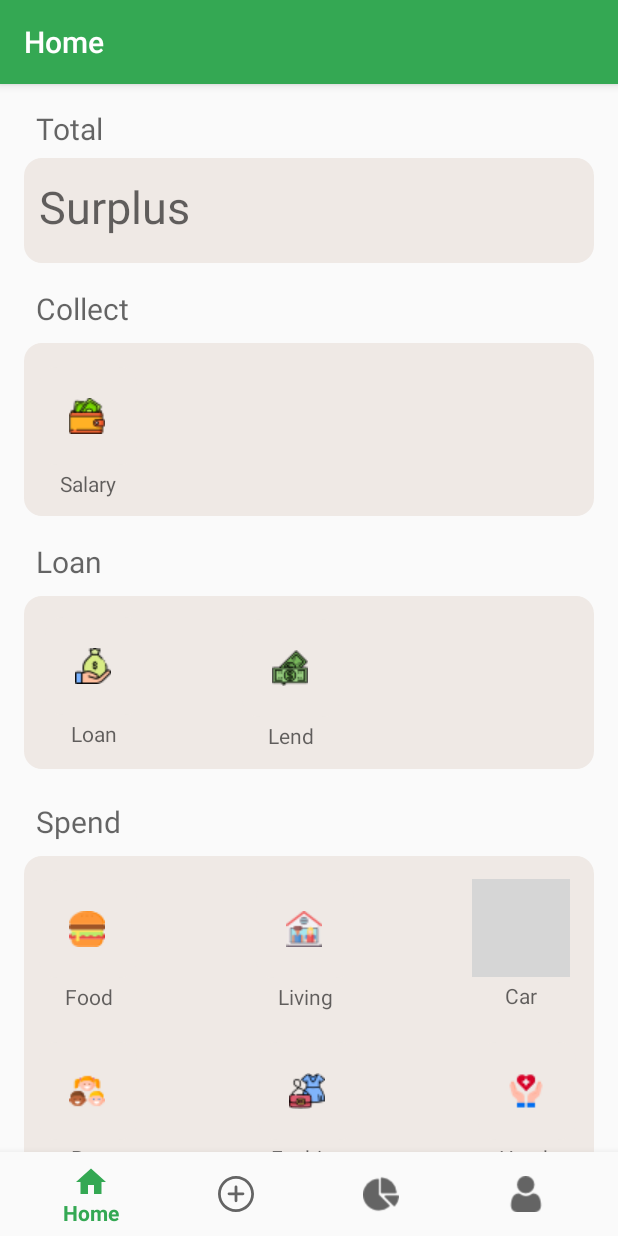
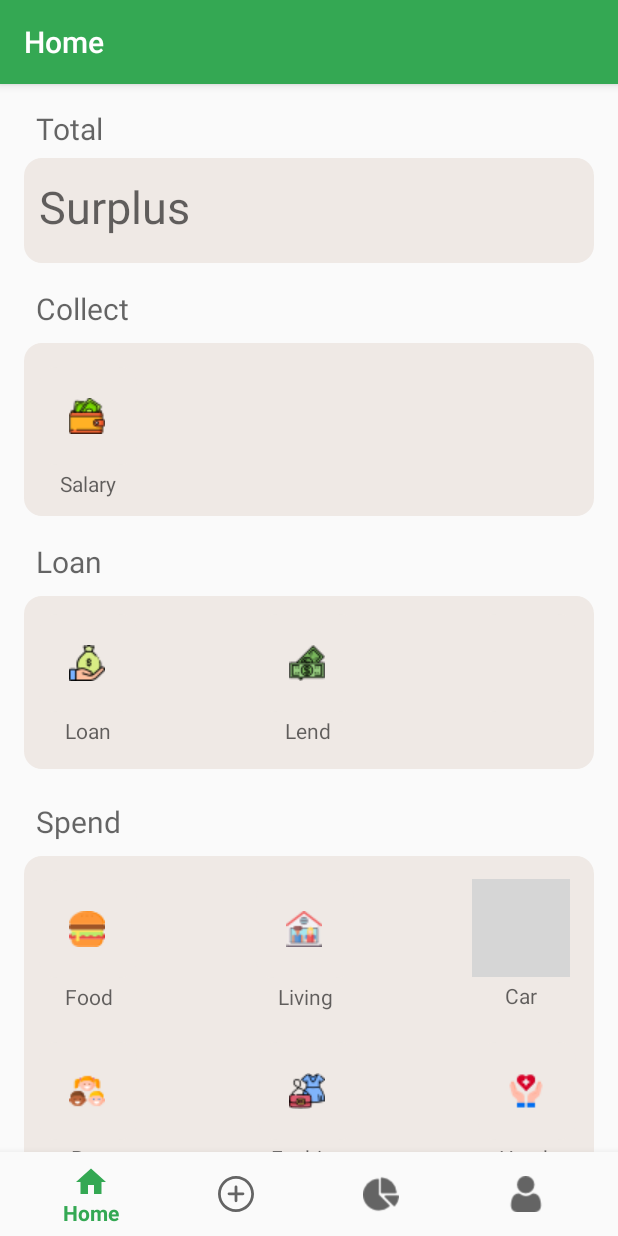
Before and after one commit to betonamu/MoneyManagement, an Android app: the screen it shows after launch once a user with an empty profile is signed in (MainActivity), on a phone screen of 412 x 824 dp. Run offline under Robolectric (Android 15) with nearby library versions, the phone set to English and light mode, and no system bars; our stand-ins replace Firebase (no records; nobody signed in at launch, a user with empty details on screens opened directly), navigation-ui; 1 statement that could not run was skipped; grey boxes are pictures that could not be loaded.

Commit message:
Update home

```diff
--- a/app/src/main/res/layout/fragment_home.xml
+++ b/app/src/main/res/layout/fragment_home.xml
@@ -276,7 +276,6 @@
             android:layout_marginStart="16dp"
             android:layout_marginTop="8dp"
             android:layout_marginEnd="16dp"
-            android:layout_marginBottom="36dp"
             android:background="@drawable/edit_text_style"
             app:layout_constraintEnd_toEndOf="parent"
             app:layout_constraintStart_toStartOf="parent"
@@ -286,30 +285,23 @@
                 android:id="@+id/btnLoand"
                 android:layout_width="65dp"
                 android:layout_height="65dp"
-                android:layout_marginStart="4dp"
-                android:layout_marginLeft="4dp"
                 android:background="@drawable/edit_text_style"
                 android:src="@drawable/personal"
-                app:layout_constraintBottom_toBottomOf="parent"
                 app:layout_constraintStart_toStartOf="parent"
-                app:layout_constraintTop_toTopOf="parent"
-                app:layout_constraintVertical_bias="0.08" />
+                app:layout_constraintTop_toTopOf="parent" />
 
             <ImageButton
                 android:id="@+id/btnLend"
                 android:layout_width="65dp"
                 android:layout_height="65dp"
-                android:layout_marginStart="66dp"
-                android:layout_marginLeft="68dp"
                 android:background="@drawable/edit_text_style"
                 android:src="@drawable/money"
-                app:layout_constraintBottom_toBottomOf="parent"
+                app:layout_constraintEnd_toStartOf="@+id/btnblank"
                 app:layout_constraintStart_toEndOf="@+id/btnLoand"
-                app:layout_constraintTop_toTopOf="parent"
-                app:layout_constraintVertical_bias="0.12" />
+                app:layout_constraintTop_toTopOf="parent" />
 
             <TextView
-                android:id="@+id/tv7"
+                android:id="@+id/tvLoan2"
                 android:layout_width="65dp"
                 android:layout_height="25dp"
                 android:gravity="center"
@@ -318,7 +310,7 @@
                 app:layout_constraintTop_toBottomOf="@+id/btnLoand" />
 
             <TextView
-                android:id="@+id/tv8"
+                android:id="@+id/tvLend"
                 android:layout_width="65dp"
                 android:layout_height="25dp"
                 android:gravity="center"
@@ -327,6 +319,14 @@
                 app:layout_constraintStart_toStartOf="@+id/btnLend"
                 app:layout_constraintTop_toBottomOf="@+id/btnLend" />
 
+            <ImageButton
+                android:id="@+id/btnblank"
+                android:layout_width="65dp"
+                android:layout_height="65dp"
+                android:background="@drawable/edit_text_style"
+                app:layout_constraintEnd_toEndOf="parent"
+                app:layout_constraintTop_toTopOf="parent" />
+
         </androidx.constraintlayout.widget.ConstraintLayout>
     </androidx.constraintlayout.widget.ConstraintLayout>
     </ScrollView>
```
